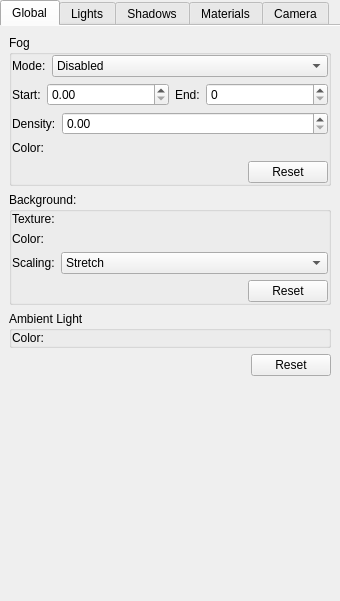
Before: the Qt Designer form gui/resources/dialogs/sidepanel.ui in maximlevitsky/cgrender, drawn with Qt 5.
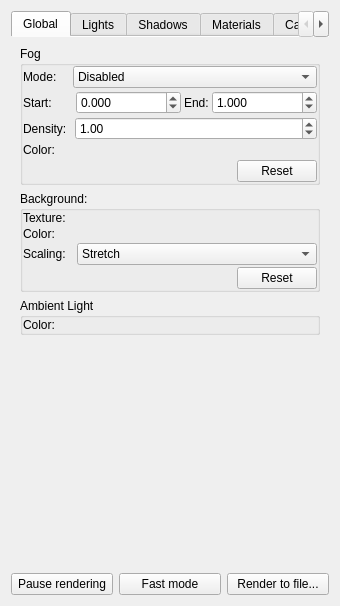
After: the same form once the commit is applied. Custom widgets are drawn as their Qt base class.

Commit message: * More GUI work * fixed nasty muberic bug (yes in gcc abs is abs(int,int) and it will quitely work on doubles.... * misc

What changed in the file:
```diff
--- a/gui/resources/dialogs/sidepanel.ui
+++ b/gui/resources/dialogs/sidepanel.ui
@@ -7,7 +7,7 @@
     <x>0</x>
     <y>0</y>
     <width>340</width>
-    <height>601</height>
+    <height>606</height>
    </rect>
   </property>
   <property name="minimumSize">
@@ -19,13 +19,7 @@
   <property name="windowTitle">
    <string>Side panel</string>
   </property>
-  <layout class="QVBoxLayout" name="verticalLayout">
-   <property name="spacing">
-    <number>0</number>
-   </property>
-   <property name="margin">
-    <number>0</number>
-   </property>
+  <layout class="QVBoxLayout" name="verticalLayout_6">
    <item>
     <widget class="QTabWidget" name="tabbedArea">
      <property name="layoutDirection">
@@ -47,20 +41,38 @@
       <attribute name="title">
        <string>Global</string>
       </attribute>
-      <layout class="QVBoxLayout" name="verticalLayout_11">
+      <layout class="QVBoxLayout" name="verticalLayout_2">
        <item>
-        <widget class="QGroupBox" name="group3">
+        <widget class="QGroupBox" name="groupFog">
          <property name="title">
           <string>Fog</string>
          </property>
-         <layout class="QVBoxLayout" name="verticalLayout_5">
+         <layout class="QVBoxLayout" name="verticalLayout">
+          <property name="spacing">
+           <number>3</number>
+          </property>
           <property name="margin">
            <number>0</number>
           </property>
           <item>
-           <layout class="QHBoxLayout" name="layout_8">
+           <layout class="QHBoxLayout" name="_16">
+            <property name="spacing">
+             <number>0</number>
+            </property>
             <item>
-             <widget class="QLabel" name="label_4">
+             <widget class="QLabel" name="_4">
+              <property name="sizePolicy">
+               <sizepolicy hsizetype="Minimum" vsizetype="Preferred">
+                <horstretch>0</horstretch>
+                <verstretch>0</verstretch>
+               </sizepolicy>
+              </property>
+              <property name="minimumSize">
+               <size>
+                <width>50</width>
+                <height>0</height>
+               </size>
+              </property>
               <property name="text">
                <string>Mode:</string>
               </property>
@@ -99,47 +111,113 @@
            </layout>
           </item>
           <item>
-           <layout class="QHBoxLayout" name="layout_6">
+           <widget class="QWidget" name="linearFogArea" native="true">
+            <layout class="QHBoxLayout" name="horizontalLayout">
+             <property name="spacing">
+              <number>3</number>
+             </property>
+             <property name="margin">
+              <number>0</number>
+             </property>
             <item>
-             <widget class="QLabel" name="label_5">
+              <widget class="QLabel" name="_8">
+               <property name="sizePolicy">
+                <sizepolicy hsizetype="Minimum" vsizetype="Preferred">
+                 <horstretch>0</horstretch>
+                 <verstretch>0</verstretch>
+                </sizepolicy>
+               </property>
+               <property name="minimumSize">
+                <size>
+                 <width>50</width>
+                 <height>0</height>
+                </size>
+               </property>
               <property name="text">
                <string>Start:</string>
               </property>
              </widget>
             </item>
             <item>
-             <widget class="QDoubleSpinBox" name="fogStartDepth">
+              <widget class="QDoubleSpinBox" name="fogStartDepthBox">
               <property name="sizePolicy">
                <sizepolicy hsizetype="Expanding" vsizetype="Fixed">
                 <horstretch>0</horstretch>
                 <verstretch>0</verstretch>
                </sizepolicy>
               </property>
+               <property name="decimals">
+                <number>3</number>
+               </property>
+               <property name="minimum">
+                <double>-999999999.000000000000000</double>
+               </property>
+               <property name="maximum">
+                <double>1000000000.000000000000000</double>
+               </property>
+               <property name="singleStep">
+                <double>0.050000000000000</double>
+               </property>
              </widget>
             </item>
             <item>
-             <widget class="QLabel" name="label_6">
+              <widget class="QLabel" name="_7">
               <property name="text">
                <string>End:</string>
               </property>
              </widget>
             </item>
             <item>
-             <widget class="QSpinBox" name="fogEndDepth">
+              <widget class="QDoubleSpinBox" name="fogEndDepthBox">
               <property name="sizePolicy">
                <sizepolicy hsizetype="Expanding" vsizetype="Fixed">
                 <horstretch>0</horstretch>
                 <verstretch>0</verstretch>
                </sizepolicy>
               </property>
+               <property name="decimals">
+                <number>3</number>
+               </property>
+               <property name="minimum">
+                <double>-999999999.000000000000000</double>
+               </property>
+               <property name="maximum">
+                <double>999999999.000000000000000</double>
+               </property>
+               <property name="singleStep">
+                <double>0.050000000000000</double>
+               </property>
+               <property name="value">
+                <double>1.000000000000000</double>
+               </property>
              </widget>
             </item>
            </layout>
+           </widget>
           </item>
           <item>
-           <layout class="QHBoxLayout" name="layout_7">
+           <widget class="QWidget" name="exponentialFogArea" native="true">
+            <layout class="QHBoxLayout" name="horizontalLayout_5">
+             <property name="spacing">
+              <number>2</number>
+             </property>
+             <property name="margin">
+              <number>0</number>
+             </property>
             <item>
-             <widget class="QLabel" name="label_7">
+              <widget class="QLabel" name="_5">
+               <property name="sizePolicy">
+                <sizepolicy hsizetype="Minimum" vsizetype="Preferred">
+                 <horstretch>0</horstretch>
+                 <verstretch>0</verstretch>
+                </sizepolicy>
+               </property>
+               <property name="minimumSize">
+                <size>
+                 <width>50</width>
+                 <height>0</height>
+                </size>
+               </property>
               <property name="text">
                <string>Density:</string>
               </property>
@@ -153,20 +231,43 @@
                 <verstretch>0</verstretch>
                </sizepolicy>
               </property>
+               <property name="maximum">
+                <double>999999999.000000000000000</double>
+               </property>
+               <property name="singleStep">
+                <double>0.050000000000000</double>
+               </property>
+               <property name="value">
+                <double>1.000000000000000</double>
+               </property>
              </widget>
             </item>
            </layout>
+           </widget>
           </item>
           <item>
-           <layout class="QHBoxLayout" name="layout_5">
+           <widget class="QWidget" name="fogColorArea" native="true">
+            <layout class="QHBoxLayout" name="horizontalLayout_6">
+             <property name="spacing">
+              <number>3</number>
+             </property>
+             <property name="margin">
+              <number>0</number>
+             </property>
             <item>
-             <widget class="QLabel" name="label_8">
+              <widget class="QLabel" name="_6">
               <property name="sizePolicy">
-               <sizepolicy hsizetype="Preferred" vsizetype="Fixed">
+                <sizepolicy hsizetype="Minimum" vsizetype="Fixed">
                 <horstretch>0</horstretch>
                 <verstretch>0</verstretch>
                </sizepolicy>
               </property>
+               <property name="minimumSize">
+                <size>
+                 <width>50</width>
+                 <height>0</height>
+                </size>
+               </property>
               <property name="maximumSize">
                <size>
                 <width>16777215</width>
@@ -195,9 +296,10 @@
              </widget>
             </item>
            </layout>
+           </widget>
           </item>
           <item alignment="Qt::AlignRight">
-           <widget class="QPushButton" name="pushButton">
+           <widget class="QPushButton" name="fogResetButton">
             <property name="sizePolicy">
              <sizepolicy hsizetype="Fixed" vsizetype="Fixed">
               <horstretch>0</horstretch>
@@ -213,84 +315,108 @@
         </widget>
        </item>
        <item>
-        <widget class="QGroupBox" name="group1">
+        <widget class="QGroupBox" name="groupBackground">
          <property name="title">
           <string>Background:</string>
          </property>
-         <layout class="QVBoxLayout" name="verticalLayout_2">
+         <layout class="QGridLayout" name="gridLayout">
           <property name="margin">
            <number>0</number>
           </property>
-          <item>
-           <layout class="QHBoxLayout" name="layout">
-            <item>
-             <widget class="QLabel" name="label_002">
+          <property name="spacing">
+           <number>2</number>
+          </property>
+          <item row="1" column="2">
+           <widget class="ColorChooser" name="backgroundColorChooser" native="true">
+            <property name="sizePolicy">
+             <sizepolicy hsizetype="Expanding" vsizetype="Preferred">
+              <horstretch>0</horstretch>
+              <verstretch>0</verstretch>
+             </sizepolicy>
+            </property>
+            <property name="maximumSize">
+             <size>
+              <width>16777215</width>
+              <height>30</height>
+             </size>
+            </property>
+           </widget>
+          </item>
+          <item row="0" column="0" colspan="2">
+           <widget class="QLabel" name="_2">
               <property name="sizePolicy">
                <sizepolicy hsizetype="Preferred" vsizetype="Maximum">
                 <horstretch>0</horstretch>
                 <verstretch>0</verstretch>
                </sizepolicy>
               </property>
+            <property name="minimumSize">
+             <size>
+              <width>50</width>
+              <height>0</height>
+             </size>
+            </property>
               <property name="text">
                <string>Texture:</string>
               </property>
              </widget>
             </item>
-            <item>
-             <widget class="FileChooser" name="backgroundTextureChooser" native="true">
+          <item row="3" column="2" alignment="Qt::AlignRight">
+           <widget class="QPushButton" name="buttonBackgroundReset">
               <property name="sizePolicy">
-               <sizepolicy hsizetype="Expanding" vsizetype="Preferred">
+             <sizepolicy hsizetype="Fixed" vsizetype="Fixed">
                 <horstretch>0</horstretch>
                 <verstretch>0</verstretch>
                </sizepolicy>
-              </property>
-             </widget>
-            </item>
-           </layout>
-          </item>
-          <item>
-           <layout class="QHBoxLayout" name="layout_2">
-            <item>
-             <widget class="QLabel" name="label_2">
-              <property name="maximumSize">
-               <size>
-                <width>16777215</width>
-                <height>30</height>
-               </size>
               </property>
               <property name="text">
-               <string>Color:</string>
+             <string>Reset</string>
               </property>
              </widget>
             </item>
-            <item>
-             <widget class="ColorChooser" name="backgroundColorChooser" native="true">
-              <property name="sizePolicy">
-               <sizepolicy hsizetype="Expanding" vsizetype="Preferred">
-                <horstretch>0</horstretch>
-                <verstretch>0</verstretch>
-               </sizepolicy>
-              </property>
-              <property name="maximumSize">
+          <item row="2" column="0" colspan="2">
+           <widget class="QLabel" name="_1">
+            <property name="minimumSize">
                <size>
-                <width>16777215</width>
-                <height>30</height>
-               </size>
-              </property>
-             </widget>
-            </item>
-           </layout>
-          </item>
-          <item>
-           <layout class="QHBoxLayout" name="layout_3">
-            <item>
-             <widget class="QLabel" name="label_001">
+              <width>50</width>
+              <height>0</height>
+             </size>
+            </property>
               <property name="text">
                <string>Scaling:</string>
               </property>
              </widget>
             </item>
-            <item>
+          <item row="0" column="2">
+           <widget class="FileChooser" name="backgroundTextureChooser" native="true">
+            <property name="sizePolicy">
+             <sizepolicy hsizetype="Expanding" vsizetype="Preferred">
+              <horstretch>0</horstretch>
+              <verstretch>0</verstretch>
+             </sizepolicy>
+            </property>
+           </widget>
+          </item>
+          <item row="1" column="0">
+           <widget class="QLabel" name="_3">
+            <property name="minimumSize">
+             <size>
+              <width>50</width>
+              <height>0</height>
+             </size>
+            </property>
+            <property name="maximumSize">
+             <size>
+              <width>16777215</width>
+              <height>30</height>
+             </size>
+            </property>
+            <property name="text">
+             <string>Color:</string>
+            </property>
+           </widget>
+          </item>
+          <item row="2" column="2">
              <widget class="QComboBox" name="backgroundScalingMode">
               <property name="sizePolicy">
                <sizepolicy hsizetype="Expanding" vsizetype="Fixed">
@@ -316,48 +442,21 @@
              </widget>
             </item>
            </layout>
-          </item>
-          <item alignment="Qt::AlignRight">
-           <widget class="QPushButton" name="pushButton_2">
-            <property name="sizePolicy">
-             <sizepolicy hsizetype="Fixed" vsizetype="Fixed">
-              <horstretch>0</horstretch>
-              <verstretch>0</verstretch>
-             </sizepolicy>
-            </property>
-            <property name="text">
-             <string>Reset</string>
-            </property>
-           </widget>
-          </item>
-         </layout>
-        </widget>
-       </item>
+        </widget>
+       </item>
        <item>
-        <widget class="QGroupBox" name="group2">
-         <property name="maximumSize">
-          <size>
-           <width>16777215</width>
-           <height>45</height>
-          </size>
-         </property>
+        <widget class="QGroupBox" name="groupAmbient">
          <property name="title">
           <string>Ambient Light</string>
          </property>
-         <layout class="QVBoxLayout" name="verticalLayout_7">
+         <layout class="QGridLayout" name="gridLayout_3">
           <property name="margin">
            <number>0</number>
           </property>
-          <item>
-           <layout class="QHBoxLayout" name="layout_4">
-            <item>
-             <widget class="QLabel" name="label_3">
-              <property name="text">
-               <string>Color:</string>
-              </property>
-             </widget>
-            </item>
-            <item>
+          <property name="spacing">
+           <number>2</number>
+          </property>
+          <item row="0" column="1">
              <widget class="ColorChooser" name="ambientColorChooser" native="true">
               <property name="sizePolicy">
                <sizepolicy hsizetype="Expanding" vsizetype="Preferred">
@@ -367,26 +466,24 @@
               </property>
              </widget>
             </item>
-           </layout>
-          </item>
-         </layout>
-        </widget>
-       </item>
-       <item alignment="Qt::AlignRight">
-        <widget class="QPushButton" name="pushButton_3">
-         <property name="sizePolicy">
-          <sizepolicy hsizetype="Fixed" vsizetype="Fixed">
-           <horstretch>0</horstretch>
-           <verstretch>0</verstretch>
-          </sizepolicy>
+          <item row="0" column="0">
+           <widget class="QLabel" name="_">
+            <property name="minimumSize">
+             <size>
+              <width>50</width>
+              <height>0</height>
+             </size>
          </property>
          <property name="text">
-          <string>Reset</string>
-         </property>
+             <string>Color:    </string>
+            </property>
+           </widget>
+          </item>
+         </layout>
         </widget>
        </item>
        <item>
-        <spacer name="verticalSpacer_2">
+        <spacer name="_9">
          <property name="orientation">
           <enum>Qt::Vertical</enum>
          </property>
@@ -642,7 +739,7 @@
       <attribute name="title">
        <string>Shadows</string>
       </attribute>
-      <layout class="QVBoxLayout" name="verticalLayout_21">
+      <layout class="QVBoxLayout" name="verticalLayout_5">
        <item>
         <widget class="QGroupBox" name="groupBox">
          <property name="title">
@@ -802,7 +899,7 @@
         </widget>
        </item>
        <item>
-        <spacer name="verticalSpacer4">
+        <spacer name="_14">
          <property name="orientation">
           <enum>Qt::Vertical</enum>
          </property>
@@ -1305,7 +1402,43 @@
      </widget>
     </widget>
    </item>
-  </layout>
+   <item>
+    <layout class="QHBoxLayout" name="_15">
+     <item>
+      <widget class="QPushButton" name="pauseRenderingButton">
+       <property name="text">
+        <string>Pause rendering</string>
+       </property>
+       <property name="checkable">
+        <bool>true</bool>
+       </property>
+      </widget>
+     </item>
+     <item>
+      <widget class="QPushButton" name="fastRenderingModeButton">
+       <property name="text">
+        <string>Fast mode</string>
+       </property>
+       <property name="checkable">
+        <bool>true</bool>
+       </property>
+      </widget>
+     </item>
+     <item>
+      <widget class="QPushButton" name="renderToFileButton">
+       <property name="text">
+        <string>Render to file...</string>
+       </property>
+      </widget>
+     </item>
+    </layout>
+   </item>
+  </layout>
+  <zorder>tabbedArea</zorder>
+  <zorder>pauseRenderingButton</zorder>
+  <zorder>renderToFileButton</zorder>
+  <zorder>fastRenderingModeButton</zorder>
+  <zorder>_9</zorder>
  </widget>
  <customwidgets>
   <customwidget>
```
Left out of the diff: 331 changed lines with no effect on the pictures. Lines whose indentation alone changed are shown as unchanged. The commit also changes 21 other files.
